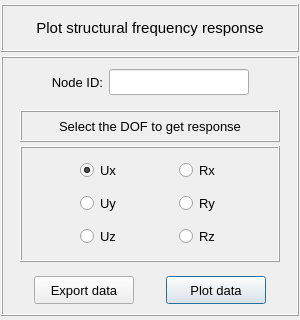
The window that pulse/interface/data/ui_files/plots/results/structural/get_nodal_results_for_harmonic_analysis.ui (open-pulse/OpenPulse) describes before a commit, drawn with Qt 5.
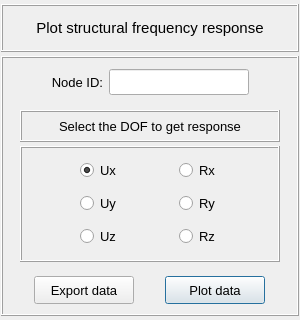
The same window after the commit.

```diff
--- a/pulse/interface/data/ui_files/plots/results/structural/get_nodal_results_for_harmonic_analysis.ui
+++ b/pulse/interface/data/ui_files/plots/results/structural/get_nodal_results_for_harmonic_analysis.ui
@@ -316,66 +316,6 @@
           <number>0</number>
          </property>
          <item row="0" column="0">
-          <spacer name="horizontalSpacer_4">
-           <property name="orientation">
-            <enum>Qt::Horizontal</enum>
-           </property>
-           <property name="sizeHint" stdset="0">
-            <size>
-             <width>40</width>
-             <height>20</height>
-            </size>
-           </property>
-          </spacer>
-         </item>
-         <item row="0" column="2">
-          <spacer name="horizontalSpacer_3">
-           <property name="orientation">
-            <enum>Qt::Horizontal</enum>
-           </property>
-           <property name="sizeHint" stdset="0">
-            <size>
-             <width>40</width>
-             <height>20</height>
-            </size>
-           </property>
-          </spacer>
-         </item>
-         <item row="0" column="3">
-          <widget class="QPushButton" name="pushButton_plot_data">
-           <property name="minimumSize">
-            <size>
-             <width>100</width>
-             <height>28</height>
-            </size>
-           </property>
-           <property name="maximumSize">
-            <size>
-             <width>100</width>
-             <height>28</height>
-            </size>
-           </property>
-           <property name="font">
-            <font>
-             <family>MS Shell Dlg 2</family>
-             <pointsize>10</pointsize>
-             <weight>50</weight>
-             <italic>false</italic>
-             <bold>false</bold>
-            </font>
-           </property>
-           <property name="styleSheet">
-            <string notr="true"/>
-           </property>
-           <property name="text">
-            <string>Plot data</string>
-           </property>
-           <property name="default">
-            <bool>true</bool>
-           </property>
-          </widget>
-         </item>
-         <item row="0" column="1">
           <widget class="QPushButton" name="pushButton_export_data">
            <property name="minimumSize">
             <size>
@@ -409,18 +349,39 @@
            </property>
           </widget>
          </item>
-         <item row="0" column="4">
-          <spacer name="horizontalSpacer_5">
-           <property name="orientation">
-            <enum>Qt::Horizontal</enum>
+         <item row="0" column="1">
+          <widget class="QPushButton" name="pushButton_plot_data">
+           <property name="minimumSize">
+            <size>
+             <width>100</width>
+             <height>28</height>
+            </size>
            </property>
-           <property name="sizeHint" stdset="0">
+           <property name="maximumSize">
             <size>
-             <width>40</width>
-             <height>20</height>
+             <width>100</width>
+             <height>28</height>
             </size>
            </property>
-          </spacer>
+           <property name="font">
+            <font>
+             <family>MS Shell Dlg 2</family>
+             <pointsize>10</pointsize>
+             <weight>50</weight>
+             <italic>false</italic>
+             <bold>false</bold>
+            </font>
+           </property>
+           <property name="styleSheet">
+            <string notr="true"/>
+           </property>
+           <property name="text">
+            <string>Plot data</string>
+           </property>
+           <property name="default">
+            <bool>true</bool>
+           </property>
+          </widget>
          </item>
         </layout>
        </widget>
```
